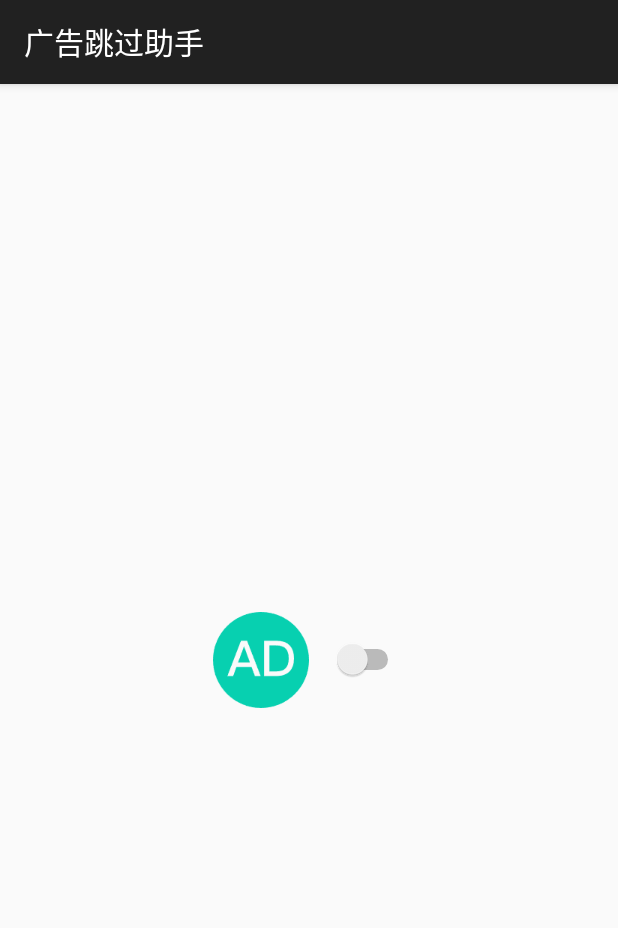
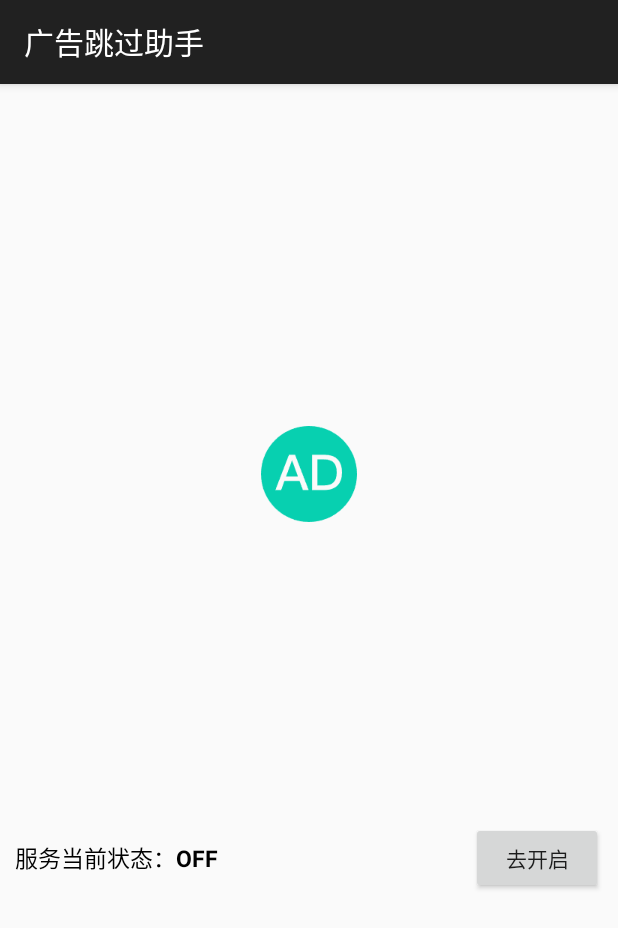
Before and after one commit to Giftedcat/AdSkipHelper, an Android app: the screen it shows after launch (MainActivity), on a phone screen of 412 x 824 dp. Shown: the top 928 px of the screen. Run offline under Robolectric (Android 15) with nearby library versions, the phone set to English and light mode, and no system bars.

Commit message:
feat:完成主界面服务状态的获取

```diff
--- a/app/src/main/java/com/giftedcat/adskiphelper/MainActivity.java
+++ b/app/src/main/java/com/giftedcat/adskiphelper/MainActivity.java
@@ -1,25 +1,36 @@
 package com.giftedcat.adskiphelper;
 
 import androidx.appcompat.app.AppCompatActivity;
+import androidx.core.content.ContextCompat;
 import androidx.fragment.app.DialogFragment;
+import androidx.lifecycle.MutableLiveData;
 
+import android.Manifest;
 import android.app.AlertDialog;
 import android.app.Dialog;
 import android.content.Context;
 import android.content.DialogInterface;
 import android.content.Intent;
+import android.content.pm.PackageManager;
 import android.os.Bundle;
+import android.os.PowerManager;
 import android.provider.Settings;
 import android.text.TextUtils;
 import android.util.Log;
+import android.view.View;
+import android.widget.Button;
 import android.widget.CompoundButton;
 import android.widget.Switch;
+import android.widget.TextView;
 
 import com.giftedcat.adskiphelper.service.AdSkipService;
 
+import org.w3c.dom.Text;
+
 public class MainActivity extends AppCompatActivity {
 
-    private Switch swSkip;
+    private TextView tvServiceState;
+    private Button btnOpen;
 
     @Override
     protected void onCreate(Bundle savedInstanceState) {
@@ -30,58 +41,26 @@ public class MainActivity extends AppCompatActivity {
         initViews();
     }
 
+    @Override
+    protected void onResume() {
+        super.onResume();
+
+        tvServiceState.setText(AdSkipService.isServiceRunning() ? "ON" : "OFF");
+    }
+
     private void findViews(){
-        swSkip = findViewById(R.id.sw_skip);
+        tvServiceState = findViewById(R.id.tv_service_state);
+        btnOpen = findViewById(R.id.btn_open);
     }
 
     private void initViews() {
-        swSkip.setOnCheckedChangeListener(new CompoundButton.OnCheckedChangeListener() {
+        btnOpen.setOnClickListener(new View.OnClickListener() {
             @Override
-            public void onCheckedChanged(CompoundButton buttonView, boolean isChecked) {
-                //TODO controlling helper
-                if (isChecked){
-                    //打开跳过助手
-                    if (isAccessibilitySettingsOn(MainActivity.this)){
-
-                    }else {
-                        showOpenAccessibilityDialog();
-                    }
-                }else {
-                    //关闭跳过助手
-                }
+            public void onClick(View v) {
+                //开启服务
+                showOpenAccessibilityDialog();
             }
         });
-    }
-
-    private boolean isAccessibilitySettingsOn(Context mContext) {
-        int accessibilityEnabled = 0;
-        final String service = getPackageName() + "/" + AdSkipService.class.getCanonicalName();
-        try {
-            accessibilityEnabled = Settings.Secure.getInt(
-                    mContext.getApplicationContext().getContentResolver(),
-                    android.provider.Settings.Secure.ACCESSIBILITY_ENABLED);
-        } catch (Settings.SettingNotFoundException e) {
-        }
-        TextUtils.SimpleStringSplitter mStringColonSplitter = new TextUtils.SimpleStringSplitter(':');
-
-        if (accessibilityEnabled == 1) {
-            String settingValue = Settings.Secure.getString(
-                    mContext.getApplicationContext().getContentResolver(),
-                    Settings.Secure.ENABLED_ACCESSIBILITY_SERVICES);
-            if (settingValue != null) {
-                mStringColonSplitter.setString(settingValue);
-                while (mStringColonSplitter.hasNext()) {
-                    String accessibilityService = mStringColonSplitter.next();
-
-                    if (accessibilityService.equalsIgnoreCase(service)) {
-                        return true;
-                    }
-                }
-            }
-        } else {
-        }
-
-        return false;
     }
 
     /**
--- a/app/src/main/java/com/giftedcat/adskiphelper/service/AdSkipService.java
+++ b/app/src/main/java/com/giftedcat/adskiphelper/service/AdSkipService.java
@@ -3,8 +3,6 @@ package com.giftedcat.adskiphelper.service;
 import android.accessibilityservice.AccessibilityService;
 import android.content.Intent;
 import android.view.accessibility.AccessibilityEvent;
-
-import com.giftedcat.adskiphelper.event.ProcessActionEvent;
 
 import java.lang.ref.WeakReference;
 
--- a/app/src/main/res/layout/activity_main.xml
+++ b/app/src/main/res/layout/activity_main.xml
@@ -4,18 +4,45 @@
     android:layout_width="match_parent"
     android:layout_height="match_parent"
     android:gravity="center"
-    android:orientation="horizontal"
+    android:orientation="vertical"
     tools:context=".MainActivity">
 
     <ImageView
-        android:src="@mipmap/ic_launcher"
         android:layout_width="wrap_content"
-        android:layout_marginRight="15dp"
-        android:layout_height="wrap_content"/>
+        android:layout_height="wrap_content"
+        android:layout_marginBottom="200dp"
+        android:src="@mipmap/ic_launcher" />
 
-    <Switch
-        android:id="@+id/sw_skip"
-        android:layout_width="wrap_content"
-        android:layout_height="wrap_content"/>
+    <LinearLayout
+        android:layout_width="match_parent"
+        android:layout_height="wrap_content"
+        android:orientation="horizontal">
+
+        <TextView
+            android:layout_width="wrap_content"
+            android:layout_height="wrap_content"
+            android:layout_marginLeft="10dp"
+            android:text="服务当前状态："
+            android:textColor="#000000"
+            android:textSize="15sp" />
+
+        <TextView
+            android:id="@+id/tv_service_state"
+            android:layout_width="wrap_content"
+            android:layout_height="wrap_content"
+            android:layout_weight="1"
+            android:text="off"
+            android:textColor="#000000"
+            android:textSize="15sp"
+            android:textStyle="bold" />
+
+        <Button
+            android:id="@+id/btn_open"
+            android:layout_width="wrap_content"
+            android:layout_height="wrap_content"
+            android:layout_marginRight="10dp"
+            android:text="去开启" />
+
+    </LinearLayout>
 
 </LinearLayout>
```
Also changed, not shown: app/src/main/java/com/giftedcat/adskiphelper/event/ProcessActionEvent.java (deleted, +0 -23 lines).
